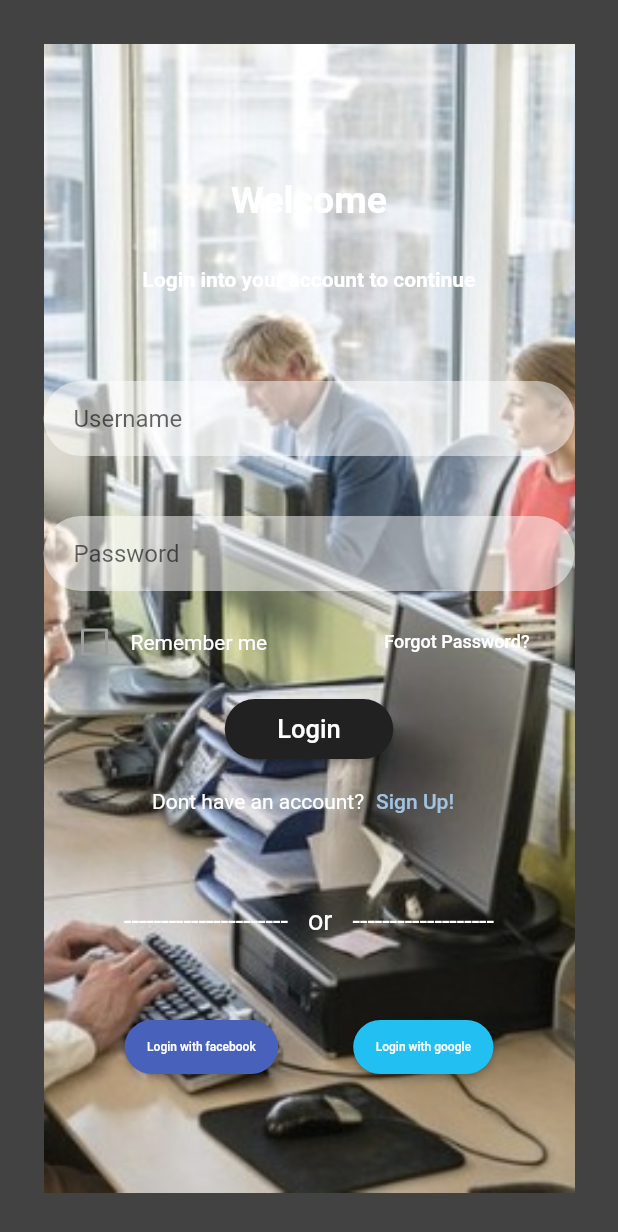
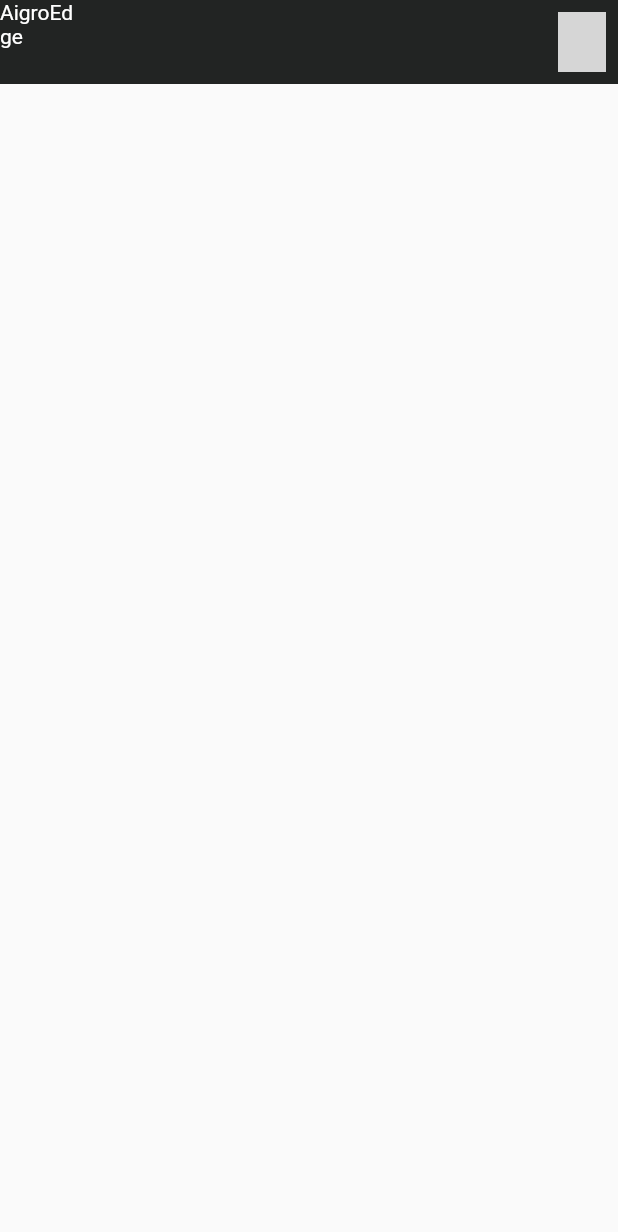
Before and after one commit to pratikshit19/FlutterApp-AigroEdge-Tech, a Flutter app: the screen it shows after launch, on a phone screen of 412 x 824 dp. Shown: the top 1232 px of the screen. Run offline on Flutter 3.47's test engine with Material 2 defaults, Android fonts, the phone set to English and light mode, and no system bars; our stand-ins replace flutter_svg; grey boxes are pictures that could not be loaded.

Commit message:
Home page started

```diff
--- a/lib/app_colors.dart
+++ b/lib/app_colors.dart
@@ -4,4 +4,5 @@ class AppColors {
   static const Color fblogo = Color(0xff4862BC);
   static const Color googlelogo = Color(0xff22C0F2);
   static const Color signup = Color(0xffA1C2E0);
+  static const Color appbar = Color(0xff222423);
 }
--- a/lib/main.dart
+++ b/lib/main.dart
@@ -1,6 +1,6 @@
 import 'package:flutter/material.dart';
-
-import 'login.dart';
+import 'pages/home.dart';
+import 'pages/login.dart';
 
 void main() {
   runApp(const MyApp());
@@ -15,7 +15,13 @@ class MyApp extends StatelessWidget {
     return MaterialApp(
       title: 'Login Page',
       debugShowCheckedModeBanner: false,
-      home: LoginPage(),
+      initialRoute: "/",
+      routes: {
+        "/": (context) => const HomePage(),
+        "/home": (context) => const HomePage(),
+        "/login": (context) => LoginPage(),
+      },
+      //home: const HomePage(),
     );
   }
 }
--- /dev/null
+++ b/lib/pages/home.dart
@@ -0,0 +1,24 @@
+import 'package:design/app_colors.dart';
+import 'package:flutter/material.dart';
+import 'package:flutter_svg/flutter_svg.dart';
+
+class HomePage extends StatelessWidget {
+  const HomePage({super.key});
+
+  @override
+  Widget build(BuildContext context) {
+    return Scaffold(
+      appBar: AppBar(
+        backgroundColor: AppColors.appbar,
+        elevation: 0,
+        leading: const Text('AigroEdge'),
+        actions: <Widget>[
+          IconButton(
+              onPressed: () {},
+              icon:
+                  SvgPicture.asset("assets/icons/search-interface-symbol.png"))
+        ],
+      ),
+    );
+  }
+}
--- a/lib/login.dart
+++ b/lib/pages/login.dart
@@ -6,20 +6,24 @@ class LoginPage extends StatelessWidget {
   bool isRememberMe = false;
   LoginPage({super.key});
 
-  @override
   Widget build(BuildContext context) {
     return SafeArea(
       child: Scaffold(
+        resizeToAvoidBottomInset: false,
         backgroundColor: Colors.grey[800],
         body: Container(
+          height: double.infinity,
+          width: double.infinity,
           decoration: const BoxDecoration(
             image: DecorationImage(
               image: AssetImage(
                 'assets/images/office.jpg',
               ),
-                fit: BoxFit.cover),
+              fit: BoxFit.fitHeight,
+              opacity: 0.3,
             ),
-          margin: const EdgeInsets.all(29),
+          ),
+          //margin: const EdgeInsets.all(29),
           child: Column(
             children: [
               _header(context),
@@ -64,7 +68,9 @@ _header(context) {
 }
 
 _inputField(context) {
-  return Column(
+  return Container(
+    padding: const EdgeInsets.symmetric(horizontal: 40),
+    child: Column(
       mainAxisAlignment: MainAxisAlignment.center,
       children: [
         Container(
@@ -73,15 +79,21 @@ _inputField(context) {
             color: const Color(0xffFFFF).withOpacity(0.5),
             borderRadius: BorderRadius.circular(30),
           ),
-        child: const Padding(
+          child: Padding(
             padding: EdgeInsets.only(left: 20),
             child: Center(
-            child: TextField(
-              decoration: InputDecoration(
+              child: TextFormField(
+                decoration: const InputDecoration(
                   fillColor: Colors.white,
                   border: InputBorder.none,
                   hintText: 'Username',
                 ),
+                // ignore: body_might_complete_normally_nullable
+                validator: (value) {
+                  if (value!.isEmpty) {
+                    return "Username cannot be empty";
+                  }
+                },
               ),
             ),
           ),
@@ -97,16 +109,24 @@ _inputField(context) {
             color: const Color(0xffFFFF).withOpacity(0.5),
             borderRadius: BorderRadius.circular(30),
           ),
-        child: const Padding(
-          padding: EdgeInsets.only(left: 20),
+          child: Padding(
+            padding: const EdgeInsets.only(left: 20),
             child: Center(
-            child: TextField(
+              child: TextFormField(
                 obscureText: true,
-              decoration: InputDecoration(
+                decoration: const InputDecoration(
                   fillColor: Colors.white,
                   border: InputBorder.none,
                   hintText: 'Password',
                 ),
+                // ignore: body_might_complete_normally_nullable
+                validator: (value) {
+                  if (value!.isEmpty) {
+                    return "Username cannot be empty";
+                  } else if (value.length < 6) {
+                    return "Password should be atleast 6 characters";
+                  }
+                },
               ),
             ),
           ),
@@ -114,13 +134,15 @@ _inputField(context) {
 
         //const Text('Remember Me'),
       ],
+    ),
   );
 }
 
 Widget buildRememberMeBtn() {
   bool? isRememberMe = false;
-  return Padding(
-    padding: const EdgeInsets.all(10),
+
+  return Container(
+    padding: const EdgeInsets.only(left: 50),
     child: Row(
       children: [
         SizedBox(
@@ -142,7 +164,7 @@ Widget buildRememberMeBtn() {
               ),
               const Text(
                 'Remember me',
-                style: TextStyle(color: Colors.white),
+                style: TextStyle(color: Colors.white, fontSize: 12),
               ),
             ],
           ),
@@ -173,11 +195,11 @@ Widget buildLoginbtn() {
       onPressed: () {},
       style: ElevatedButton.styleFrom(
         shape: const StadiumBorder(),
-        padding: const EdgeInsets.symmetric(vertical: 10, horizontal: 35),
+        padding: const EdgeInsets.symmetric(vertical: 15, horizontal: 45),
         backgroundColor: Colors.grey[900],
       ),
       child: const Text(
-        'Login',
+        'Log in',
         style: TextStyle(fontSize: 17),
       ));
 }
@@ -233,12 +255,12 @@ Widget buildLoginOptions() {
             onPressed: () {},
             style: ElevatedButton.styleFrom(
               shape: const StadiumBorder(),
-              padding: const EdgeInsets.symmetric(vertical: 5, horizontal: 15),
+              padding: const EdgeInsets.symmetric(vertical: 12, horizontal: 20),
               backgroundColor: AppColors.fblogo,
             ),
             child: const Text(
               'Login with facebook',
-              style: TextStyle(fontSize: 8),
+              style: TextStyle(fontSize: 11),
             )),
       ),
       Container(
@@ -246,12 +268,12 @@ Widget buildLoginOptions() {
             onPressed: () {},
             style: ElevatedButton.styleFrom(
               shape: const StadiumBorder(),
-              padding: const EdgeInsets.symmetric(vertical: 5, horizontal: 15),
+              padding: const EdgeInsets.symmetric(vertical: 12, horizontal: 20),
               backgroundColor: AppColors.googlelogo,
             ),
             child: const Text(
               'Login with google',
-              style: TextStyle(fontSize: 8),
+              style: TextStyle(fontSize: 11),
             )),
       ),
     ],
--- a/pubspec.yaml
+++ b/pubspec.yaml
@@ -30,6 +30,7 @@ environment:
 dependencies:
   flutter:
     sdk: flutter
+  flutter_svg:  ^2.0.6
 
 
   # The following adds the Cupertino Icons font to your application.
@@ -39,6 +40,7 @@ dependencies:
 dev_dependencies:
   flutter_test:
     sdk: flutter
+
 
   # The "flutter_lints" package below contains a set of recommended lints to
   # encourage good coding practices. The lint set provided by the package is
@@ -60,7 +62,8 @@ flutter:
 
   # To add assets to your application, add an assets section, like this:
   assets:
-    - assets/images/office.jpg
+    - assets/images/
+    - assets/icons/
 
   #   - images/a_dot_ham.jpeg
 
```
Also changed, not shown: assets/icons/search-interface-symbol.png (added), pubspec.lock. Lines whose indentation alone changed are shown as unchanged.
